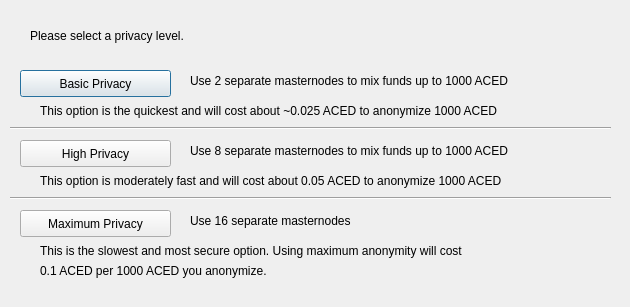
Old version of the form src/qt/forms/darksendconfig.ui in the repository Acedcoin/AceD.
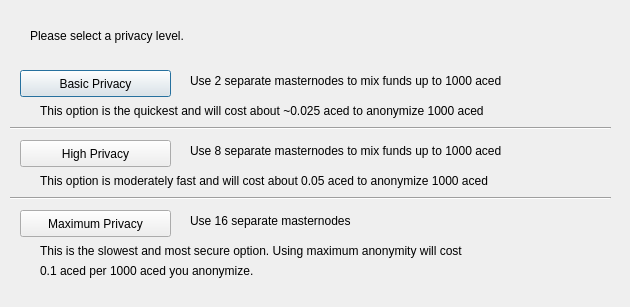
New version of the form.

Diff of the .ui file:
```diff
--- a/src/qt/forms/darksendconfig.ui
+++ b/src/qt/forms/darksendconfig.ui
@@ -75,7 +75,7 @@
     </rect>
    </property>
    <property name="text">
-    <string>Use 2 separate masternodes to mix funds up to 1000 ACED</string>
+    <string>Use 2 separate masternodes to mix funds up to 1000 aced</string>
    </property>
   </widget>
   <widget class="QLabel" name="label_3">
@@ -88,7 +88,7 @@
     </rect>
    </property>
    <property name="text">
-    <string>Use 8 separate masternodes to mix funds up to 1000 ACED</string>
+    <string>Use 8 separate masternodes to mix funds up to 1000 aced</string>
    </property>
   </widget>
   <widget class="QLabel" name="label_4">
@@ -114,7 +114,7 @@
     </rect>
    </property>
    <property name="text">
-    <string>This option is the quickest and will cost about ~0.025 ACED to anonymize 1000 ACED</string>
+    <string>This option is the quickest and will cost about ~0.025 aced to anonymize 1000 aced</string>
    </property>
   </widget>
   <widget class="QLabel" name="label_7">
@@ -127,7 +127,7 @@
     </rect>
    </property>
    <property name="text">
-    <string>This option is moderately fast and will cost about 0.05 ACED to anonymize 1000 ACED</string>
+    <string>This option is moderately fast and will cost about 0.05 aced to anonymize 1000 aced</string>
    </property>
   </widget>
   <widget class="QLabel" name="label_8">
@@ -153,7 +153,7 @@
     </rect>
    </property>
    <property name="text">
-    <string>0.1 ACED per 1000 ACED you anonymize.</string>
+    <string>0.1 aced per 1000 aced you anonymize.</string>
    </property>
   </widget>
   <widget class="Line" name="line">
```
